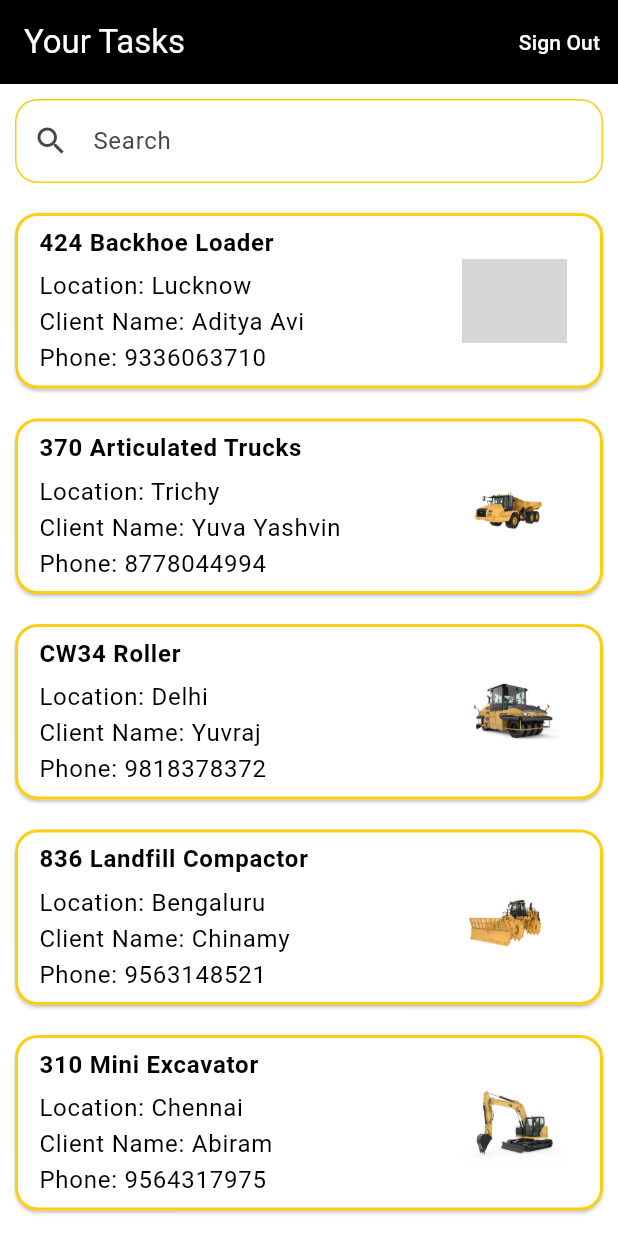
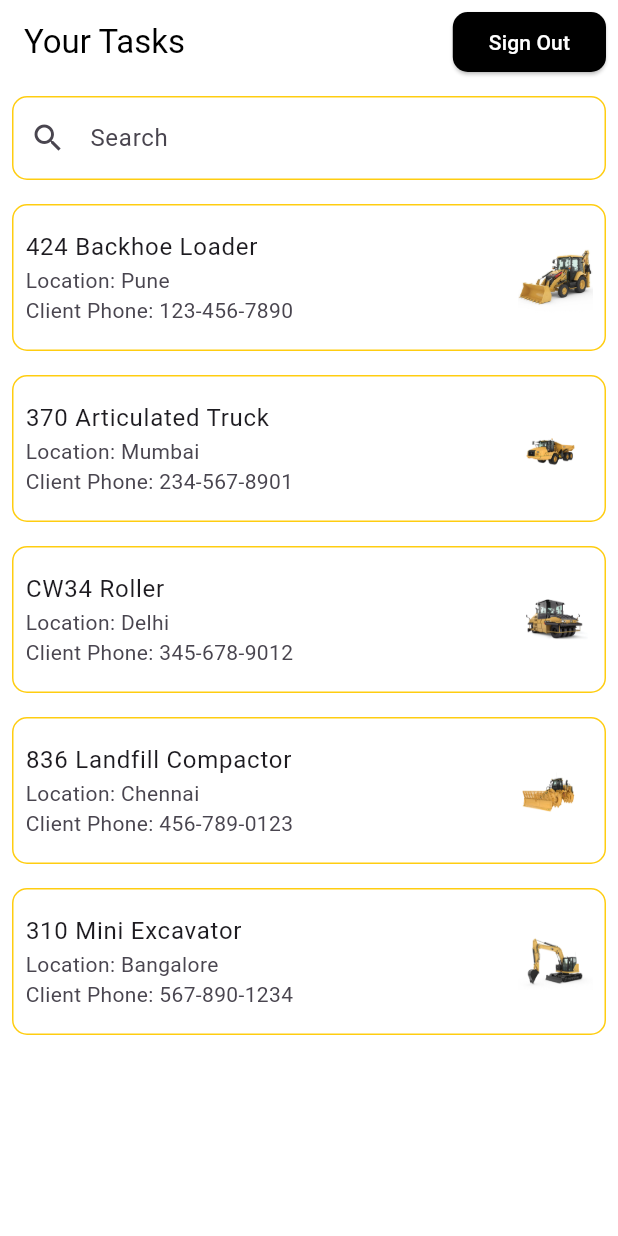
Before and after one commit to levyashvin/caterpillar_hackathon, a Flutter app: the InspectionListPage screen opened by its route, on a phone screen of 412 x 824 dp. Run offline on Flutter 3.47's test engine with Material 3 defaults, Android fonts, the light colour scheme and no system bars; our stand-ins replace image_picker, location, signature, speech_to_text; grey boxes are pictures that could not be loaded.

Commit message:
added inspection header page
-signature file working
-made ui consistent

```diff
--- a/cat_inspector/lib/inspection_list_page.dart
+++ b/cat_inspector/lib/inspection_list_page.dart
@@ -1,166 +1,77 @@
 import 'package:flutter/material.dart';
-import 'employee_login_page.dart';
+import 'inspection_header_page.dart';
 
-class InspectionListPage extends StatefulWidget {
-  @override
-  _InspectionListPageState createState() => _InspectionListPageState();
-}
-
-class _InspectionListPageState extends State<InspectionListPage> {
-  final List<Map<String, String>> inspections = [
-    {
-      'vehicle': '424 Backhoe Loader',
-      'location': 'Lucknow',
-      'clientName': 'Aditya Avi',
-      'phone': '9336063710',
-      'image': 'assets/424_backhoe_loader.jpg'
-    },
-    {
-      'vehicle': '370 Articulated Trucks',
-      'location': 'Trichy',
-      'clientName': 'Yuva Yashvin',
-      'phone': '8778044994',
-      'image': 'assets/370_articulated_trucks.jpeg'
-    },
-    {
-      'vehicle': 'CW34 Roller',
-      'location': 'Delhi',
-      'clientName': 'Yuvraj',
-      'phone': '9818378372',
-      'image': 'assets/cw34_roller.jpeg'
-    },
-    {
-      'vehicle': '836 Landfill Compactor',
-      'location': 'Bengaluru',
-      'clientName': 'Chinamy',
-      'phone': '9563148521',
-      'image': 'assets/836_landfill_compactor.jpeg'
-    },
-    {
-      'vehicle': '310 Mini Excavator',
-      'location': 'Chennai',
-      'clientName': 'Abiram',
-      'phone': '9564317975',
-      'image': 'assets/310_mini_excavator.jpeg'
-    },
-  ];
-
-  String searchQuery = "";
-
+class InspectionListPage extends StatelessWidget {
   @override
   Widget build(BuildContext context) {
     return Scaffold(
       appBar: AppBar(
-        backgroundColor: Colors.black,
+        automaticallyImplyLeading: false, // Remove the back button
+        backgroundColor: Colors.white, // Set the app bar background to white
         title: Text(
           'Your Tasks',
-          style: TextStyle(color: Colors.white),
+          style: TextStyle(color: Colors.black), // Set the title color to black
         ),
-        automaticallyImplyLeading: false, // Remove the back button
         actions: [
-          TextButton(
+          Padding(
+            padding: const EdgeInsets.all(8.0),
+            child: ElevatedButton(
               onPressed: () {
                 // Handle sign out
-              Navigator.of(context).pushReplacement(
-                MaterialPageRoute(builder: (context) => EmployeeLoginPage()),
-              );
               },
+              style: ElevatedButton.styleFrom(
+                backgroundColor: Colors.black, // Black background
+                shape: RoundedRectangleBorder(
+                  borderRadius: BorderRadius.circular(10.0), // Rounded corners
+                ),
+              ),
               child: Text(
                 'Sign Out',
-              style: TextStyle(color: Colors.white),
+                style: TextStyle(color: Colors.white), // White text
+              ),
             ),
           ),
         ],
       ),
       body: Container(
-        color: Colors.white, // Set the background color to white
+        color: Colors.white, // Set the background to white
         child: Column(
           children: [
             Padding(
-              padding: const EdgeInsets.all(10.0),
+              padding: const EdgeInsets.all(8.0),
               child: TextField(
                 decoration: InputDecoration(
-                  hintText: 'Search',
+                  filled: true,
+                  fillColor: Colors.white,
+                  labelText: 'Search',
                   prefixIcon: Icon(Icons.search),
                   border: OutlineInputBorder(
-                    borderRadius: BorderRadius.circular(15),
                     borderSide: BorderSide(
-                        color: Color(0xFFFFCD11)), // Caterpillar yellow border
+                        color: Color(0xFFFFCD11)), // Caterpillar yellow
+                    borderRadius: BorderRadius.circular(10.0),
                   ),
                   enabledBorder: OutlineInputBorder(
-                    borderRadius: BorderRadius.circular(15),
                     borderSide: BorderSide(
-                        color: Color(0xFFFFCD11)), // Caterpillar yellow border
+                        color: Color(0xFFFFCD11)), // Caterpillar yellow
+                    borderRadius: BorderRadius.circular(10.0),
                   ),
-                  focusedBorder: OutlineInputBorder(
-                    borderRadius: BorderRadius.circular(15),
-                    borderSide: BorderSide(
-                        color: Color(0xFFFFCD11)), // Caterpillar yellow border
                 ),
-                  filled: true,
-                  fillColor: Colors.white,
-                ),
-                onChanged: (value) {
-                  setState(() {
-                    searchQuery = value.toLowerCase();
-                  });
-                },
               ),
             ),
             Expanded(
-              child: ListView.builder(
-                itemCount: inspections.length,
-                itemBuilder: (context, index) {
-                  final inspection = inspections[index];
-                  if (inspection['vehicle']!
-                          .toLowerCase()
-                          .contains(searchQuery) ||
-                      inspection['location']!
-                          .toLowerCase()
-                          .contains(searchQuery) ||
-                      inspection['clientName']!
-                          .toLowerCase()
-                          .contains(searchQuery) ||
-                      inspection['phone']!.contains(searchQuery)) {
-                    return Card(
-                      color: Colors.white,
-                      shape: RoundedRectangleBorder(
-                        borderRadius: BorderRadius.circular(15),
-                        side: BorderSide(color: Color(0xFFFFCD11), width: 2),
-                      ),
-                      margin:
-                          EdgeInsets.symmetric(vertical: 10, horizontal: 10),
-                      child: ListTile(
-                        title: Column(
-                          crossAxisAlignment: CrossAxisAlignment.start,
+              child: ListView(
                 children: [
-                            Text(
-                              inspection['vehicle']!,
-                              style: TextStyle(
-                                  fontSize: 16,
-                                  fontWeight: FontWeight.bold,
-                                  color: Colors.black),
-                            ),
-                            SizedBox(height: 5),
-                            Text('Location: ${inspection['location']}',
-                                style: TextStyle(color: Colors.black)),
-                            Text('Client Name: ${inspection['clientName']}',
-                                style: TextStyle(color: Colors.black)),
-                            Text('Phone: ${inspection['phone']}',
-                                style: TextStyle(color: Colors.black)),
+                  _buildInspectionContainer(
+                      context, '424 Backhoe Loader', 'Pune', '123-456-7890'),
+                  _buildInspectionContainer(context, '370 Articulated Truck',
+                      'Mumbai', '234-567-8901'),
+                  _buildInspectionContainer(
+                      context, 'CW34 Roller', 'Delhi', '345-678-9012'),
+                  _buildInspectionContainer(context, '836 Landfill Compactor',
+                      'Chennai', '456-789-0123'),
+                  _buildInspectionContainer(context, '310 Mini Excavator',
+                      'Bangalore', '567-890-1234'),
                 ],
-                        ),
-                        trailing: Image.asset(
-                          inspection['image']!,
-                          width: 70, // Increased width
-                          height: 70, // Increased height
-                        ),
-                      ),
-                    );
-                  } else {
-                    return Container();
-                  }
-                },
               ),
             ),
           ],
@@ -168,4 +79,43 @@ class _InspectionListPageState extends State<InspectionListPage> {
       ),
     );
   }
+
+  Widget _buildInspectionContainer(
+      BuildContext context, String vehicle, String location, String phone) {
+    return Container(
+      margin: EdgeInsets.all(8.0),
+      decoration: BoxDecoration(
+        color: Colors.white,
+        border:
+            Border.all(color: Color(0xFFFFCD11)), // Caterpillar yellow border
+        borderRadius: BorderRadius.circular(10.0),
+      ),
+      child: ListTile(
+        contentPadding: EdgeInsets.all(8.0),
+        trailing: Image.asset('assets/$vehicle.png',
+            width: 50, height: 50), // Image on the right
+        title: Text(vehicle),
+        subtitle: Column(
+          crossAxisAlignment: CrossAxisAlignment.start,
+          children: [
+            Text('Location: $location'),
+            Text('Client Phone: $phone'),
+          ],
+        ),
+        onTap: () {
+          Navigator.push(
+            context,
+            MaterialPageRoute(
+              builder: (context) => InspectionHeaderPage(
+                vehicle: vehicle,
+                location: location,
+                clientName: 'Client Name', // Replace with actual client name
+                phone: phone,
+              ),
+            ),
+          );
+        },
+      ),
+    );
   }
+}
```
Also changed, not shown: cat_inspector/lib/inspection_header_page.dart (+59 -8 lines), cat_inspector/lib/main.dart (+7 -0 lines), cat_inspector/pubspec.yaml (+7 -7 lines), cat_inspector/assets/310 Mini Excavator.png (added), cat_inspector/assets/370 Articulated Truck.png (added), cat_inspector/assets/370_articulated_truck.jpeg (renamed from cat_inspector/assets/370_articulated_trucks.jpeg), cat_inspector/assets/424 Backhoe Loader.png (added), cat_inspector/assets/836 Landfill Compactor.png (added), cat_inspector/assets/CW34 Roller.png (added), cat_inspector/pubspec.lock, 2 other files. Lines whose indentation alone changed are shown as unchanged.
